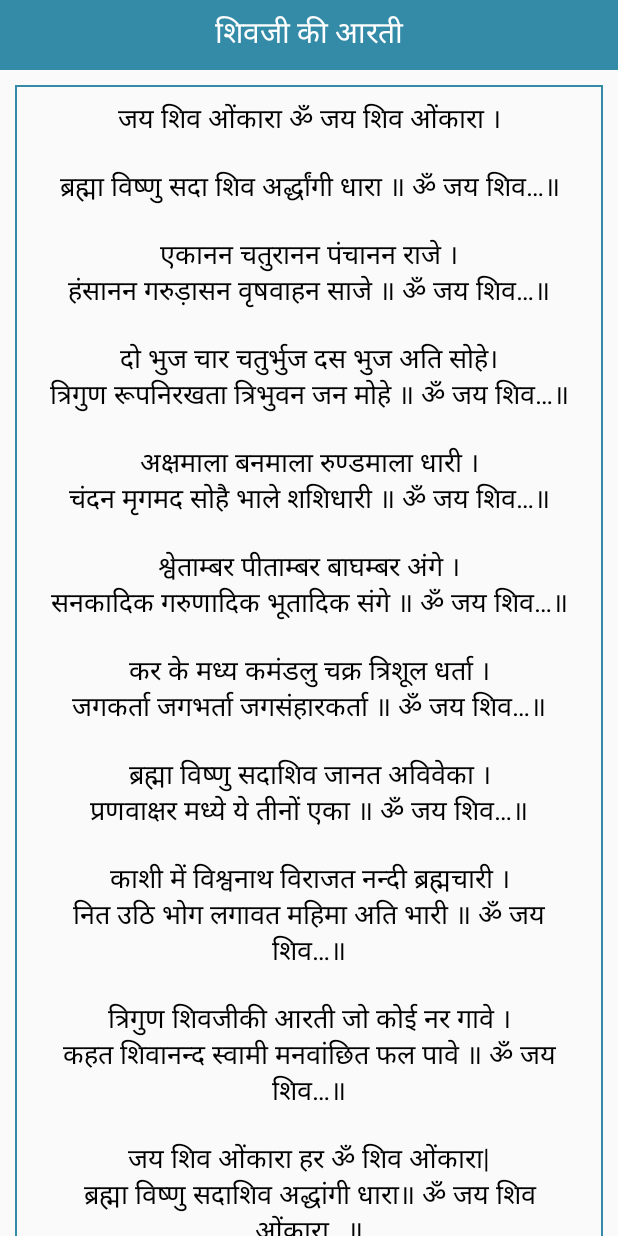
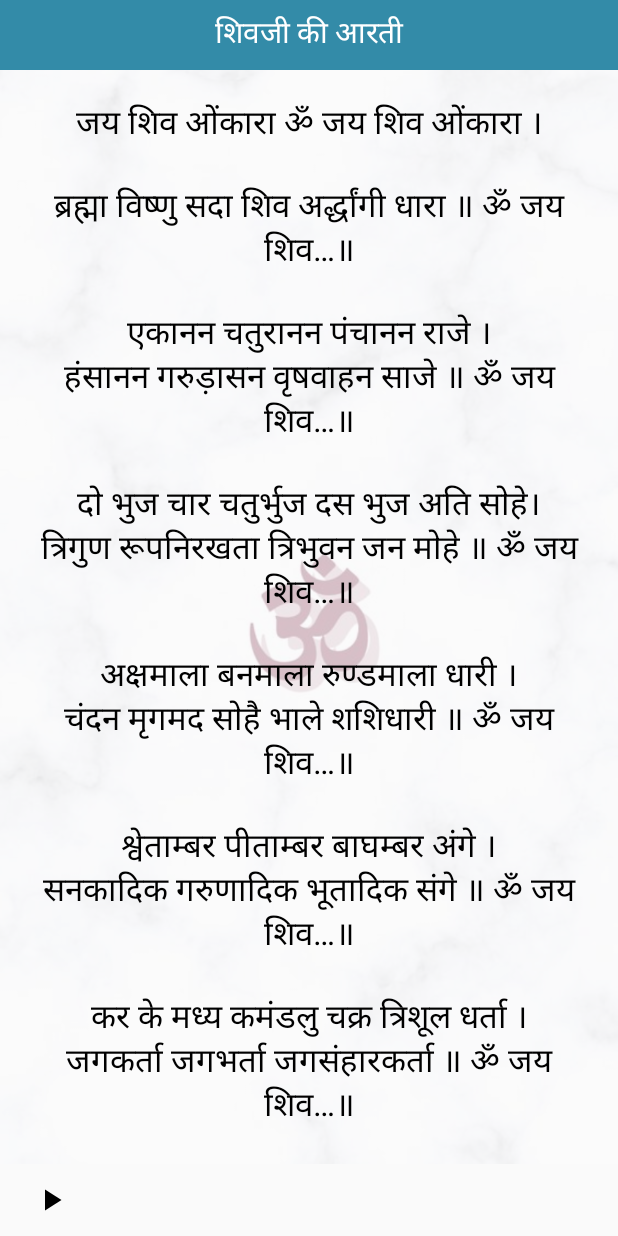
Before and after one commit to dishantkawatra/shiva-chalisa, an Android app built with Jetpack Compose: the screen it shows after launch (ShowDetail), after a tap on "शिवजी की आरती", on a phone screen of 412 x 824 dp. Run offline under Robolectric (Android 15) with nearby library versions, the phone set to English and light mode, and no system bars.

Commit message:
first commit

```diff
--- a/app/src/main/java/com/shivchalisa/MainActivity.kt
+++ b/app/src/main/java/com/shivchalisa/MainActivity.kt
@@ -40,9 +40,9 @@ class MainActivity : ComponentActivity() {
                     .fillMaxWidth()
                     .fillMaxHeight()
             ) {
-                ShowView()
-                ShowImage()
-                BarkHomeContent()
+                showView()
+                showImage()
+                ShowListItem()
 
             }
 
@@ -52,7 +52,7 @@ class MainActivity : ComponentActivity() {
 
 
     @Composable
-     fun ShowView() {
+     fun showView() {
         Text(
             text = stringResource(R.string.text_toolbar_title),
             color = Color("#FFFFFF".toColorInt()),
@@ -67,29 +67,33 @@ class MainActivity : ComponentActivity() {
     }
 
 
+
     @Composable
-    fun PuppyListItem(emp: EmployDetails) {
+    fun ListItemView(emp: EmployDetails) {
         Card(
-            elevation = 6.dp, backgroundColor = Color("#338BA8".toColorInt()), modifier = Modifier
-                .padding(10.dp)
-                .clickable { openNewData(emp.description,emp.title) }
+            elevation = 4.dp, backgroundColor = Color("#338BA6".toColorInt()), modifier = Modifier
+                .padding(1.5.dp)
+                .clickable { showDetails(emp.description,emp.title,emp.id) }
                 .fillMaxWidth()
-                .height(50.dp)
+                .height(45.dp)
         ) {
+
             Column(
                 verticalArrangement = Arrangement.Center,
-                horizontalAlignment = Alignment.CenterHorizontally
-            ) {
-                Text(text = emp.title, style = typography.h6, color = Color("#FFFFFF".toColorInt()))
+
+                horizontalAlignment = Alignment.CenterHorizontally)
+            {
+                Text(text = emp.title, modifier = Modifier.padding(start = 10.dp),
+                            textAlign = TextAlign.Center, style = typography.h6, color = Color("#FFFFFF".toColorInt()))
 
             }
         }
 
 
     }
-
+    @Preview
     @Composable
-    fun BarkHomeContent() {
+    fun ShowListItem() {
         val puppies = remember { ModelDataClass.EmployDetailsList }
         LazyColumn(
             contentPadding = PaddingValues(horizontal = 8.dp, vertical = 4.dp)
@@ -97,24 +101,25 @@ class MainActivity : ComponentActivity() {
             items(
                 items = puppies,
                 itemContent = {
-                    PuppyListItem(emp = it)
+                    ListItemView(emp = it)
                 })
         }
     }
 
 
-    private fun openNewData(description: String, title: String)
+    private fun showDetails(description: String, title: String, id: Int)
     {
         val i = Intent(this@MainActivity, ShowDetail::class.java)
         i.putExtra(getString(R.string.text_desc), description)
         i.putExtra(getString(R.string.text_title), title)
+        i.putExtra(getString(R.string.id), id)
         startActivity(i)
     }
 
 
     @Preview
     @Composable
-    private fun ShowImage() {
+    private fun showImage() {
         Image(
             painter = painterResource(R.drawable.shiv),
             contentDescription = "Shiv Image",
--- a/app/src/main/java/com/shivchalisa/ShowDetail.kt
+++ b/app/src/main/java/com/shivchalisa/ShowDetail.kt
@@ -1,13 +1,18 @@
 package com.shivchalisa
+
+import android.media.MediaPlayer
 import android.os.Bundle
 import androidx.activity.ComponentActivity
 import androidx.activity.compose.setContent
 import androidx.compose.foundation.*
 import androidx.compose.foundation.layout.*
+import androidx.compose.material.IconButton
 import androidx.compose.material.MaterialTheme
 import androidx.compose.material.Text
 import androidx.compose.runtime.Composable
+
 import androidx.compose.ui.Modifier
+import androidx.compose.ui.draw.alpha
 import androidx.compose.ui.graphics.Color
 import androidx.compose.ui.layout.ContentScale
 import androidx.compose.ui.res.painterResource
@@ -20,7 +25,19 @@ import androidx.core.graphics.toColorInt
 import com.shivchalisa.presentation.AppTheme
 import com.shivkichalisa.R
 
+
+
+
+import androidx.compose.foundation.rememberScrollState
+import androidx.compose.foundation.verticalScroll
+import androidx.compose.runtime.*
+
 class ShowDetail : ComponentActivity() {
+    private lateinit var mp: MediaPlayer
+    private var id: Int = 0
+    private val Chalisa: Int = 2
+    private var playPause: Boolean = false
+    var isClicked by mutableStateOf(false)
     override fun onCreate(savedInstanceState: Bundle?) {
         super.onCreate(savedInstanceState)
         setContent {
@@ -29,56 +46,130 @@ class ShowDetail : ComponentActivity() {
                     .fillMaxWidth()
                     .fillMaxHeight()
             ) {
+                intent.getIntExtra(getString(R.string.id), 0).let {
+                    id = it
+
+                }
                 intent.getStringExtra(getString(R.string.text_title))?.let {
                     ShowTopView(it)
                 }
-
-                intent.getStringExtra(getString(
+                intent.getStringExtra(
+                    getString(
                         R
-                    .string.text_desc))?.let {
+                            .string.text_desc
+                    )
+                )?.let {
                     ShowShivDetail(it)
                 }
 
+
+                if (id == Chalisa) {
+
+                    playSound()
                 }
             }
+        }
+    }
+
+
+    private fun playSound() {
+        mp = MediaPlayer.create(this, R.raw.shiv_aarti)
+        //  mp.start()
+    }
+
+    override fun onStop() {
+        super.onStop()
+        if (this::mp.isInitialized) {
+            mp.release()
+        }
+
     }
 
     @Composable
     private fun ShowShivDetail(data: String) {
         AppTheme(isSystemInDarkTheme()) {
-            Column() {
+            Column {
+
+                Box(
+                    modifier = Modifier
+                        .weight(2f)
+                        .fillMaxWidth()
+                        .fillMaxHeight()
+                ) {
+                    ShowImage()
                     Text(
                         text = data,
                         style = TextStyle(color = MaterialTheme.colors.onPrimary),
-                    fontSize = 18.sp,
+                        fontSize = 22.sp,
                         textAlign = TextAlign.Center,
                         modifier = Modifier
                             .verticalScroll(rememberScrollState(), true)
                             .fillMaxWidth()
                             .padding(10.dp)
-                        .border(1.dp, Color("#338BA8".toColorInt()))
                             .padding(12.dp)
                             .fillMaxHeight()
 
                     )
                 }
+
+                if (id == Chalisa) {
+                    IconButton(onClick = {
+
+                        if(mp.isPlaying)
+                        {
+                            mp.pause()
+
+
+                        }
+                        else
+                        {
+                            mp.start()
+                        }
+
+                        isClicked=!isClicked
+                    },
+                        modifier = Modifier.padding(start = 10.dp), content = {
+                            Image(
+                                painter = painterResource(
+                                    id = playPause()
+
+                                ), contentDescription = "playPause"
+                            )
+
+
+                        })
+
                 }
 
 
             }
 
 
+        }
+
+
+    }
+
+    @Composable
+    private fun playPause() = if (!isClicked) {
+        R.drawable.ic_play
+    } else {
+        R.drawable.pause_icon
+    }
 
 
     @Preview
     @Composable
     private fun ShowImage() {
         Image(
-            painter = painterResource(R.drawable.shiv),
+            painter = painterResource(R.drawable.detail_background_image),
             contentDescription = "Shiv Image",
+
             contentScale = ContentScale.Crop,
             modifier = Modifier
                 .fillMaxWidth()
+                .alpha(0.3f)
+                .fillMaxHeight()
 
         )
     }
--- a/app/src/main/java/com/shivchalisa/model/ModelDataClass.kt
+++ b/app/src/main/java/com/shivchalisa/model/ModelDataClass.kt
@@ -168,6 +168,79 @@ object ModelDataClass {
                     "जय शिव ओंकारा हर ॐ शिव ओंकारा|\n" +
                     "ब्रह्मा विष्णु सदाशिव अद्धांगी धारा॥ ॐ जय शिव ओंकारा…॥",
             ),
+
+
+        EmployDetails(
+            id = 6,
+            title = "सोमनाथ मंदिर आरती",
+            description = "Ho Someshwar dev bhodiya, karu tamari sev\n" +
+                    "Jataama vase maat gangev, pateet ne pavan karati\n" +
+                    "Paravati na pati, todale rame gun no pati\n" +
+                    "Jaap nit jape jati ne sati\n" +
+                    "Aarti roj utarti, ........\n\n" +
+                    "Kad tana cho kad, kanth ma zuli rahya kankal\n" +
+                    "Ang par rame vikhandhar vyad, manidhar maniyal kada\n" +
+                    "Garal dharal nilakanth dhatura, Bhang tript aa kanth\n" +
+                    "Nishachar bhoot pret na chant, Bhayankar bhuril kada\n" +
+                    "Aarti roj utarti, ........\n\n" +
+                    "Nirmal jal ni dhar, dhare koi bilipatra upahaar\n" +
+                    "Shivay om Namahh kare ucchar, dhayn shankar no dhare\n" +
+                    "Dharm arth ne kaam moksh, shah charu fal ne shaam\n" +
+                    "Shada shiv haam daam ne thaam, samarpe sevak dware\n" +
+                    "Aarti roj utarti, ........\n" +
+                    "Sthan bhumi shmashan, durjati dhare alkharo dhyan\n" +
+                    "Digambar mahadev bhagwan, ajan ma akad anupam\n" +
+                    "Dev daitya ne naag manvi, koina pame taad\n" +
+                    "Ajarvar tara gunalay thay, samarpe shambhu dam dam\n" +
+                    "Aarti roj utarti, ........\n\n" +
+                    "Jata jut me chandra, trilochan agan jaad par chant\n" +
+                    "Trishul par damaru daak bajant, vaas kailash nivasi\n" +
+                    "Bhav har bhavra nath sadhara, sath vada samrat\n" +
+                    "Adhau har anaath handa nath, taad tal bhavri faasi\n" +
+                    "Aarti roj utarti, ........\n\n" +
+                    "Chale chaud hi lok, pukarat nam mite sab shok\n" +
+                    "Charit banchay jagat re chok, ke jai ho pinak pani\n" +
+                    "Algari ucharang dhari gun gaay kari man chant\n" +
+                    "Rakhie nath triloki rang, vadat neet vimal vaani\n" +
+                    "Aarti roj utarti, ........\n\n\n" +
+                    "Om Namah Shivaay!"
+
+        ),
+
+        EmployDetails(
+            id = 7,
+            title = "केदारनाथ आरती",
+            description = "जय केदार उदार शंकर, मन भयंकर दुख हरम्,\n" +
+                    "\n" +
+                    "गौरी गणपति स्कंद नंदी, श्री केदार नमाम्यहम्।\n" +
+                    "\n" +
+                    "शैली सुंदर अति हिमालय, शुभ मंदिर सुंदरम्,\n" +
+                    "\n" +
+                    "निकट मंदाकिनी सरस्वती जय केदार नमाम्यहम्।\n" +
+                    "\n" +
+                    "उदक कुंड है अधम पावन रेतस कुंज मनोहरम्,\n" +
+                    "\n" +
+                    "हंस कुंड समीप सुंदर जै केदार नमाम्यहम्।\n" +
+                    "\n" +
+                    "अन्नपूर्णा सहं अर्पणा काल भैरव शोभितम्,\n" +
+                    "\n" +
+                    "पंच पांडव द्रोपदी सम जै केदार नमाम्यहम्।\n" +
+                    "\n" +
+                    "शिव दिगंबर भस्मधारी अर्द्धचंद्र विभुषितम्\n" +
+                    "\n" +
+                    "शीश गंगा कंठ फणिपति जै केदार नमाम्यहम्।\n" +
+                    "\n" +
+                    "कर त्रिशूल विशाल डमरू ज्ञान गान विशारद्\u200D,\n" +
+                    "\n" +
+                    "मदमहेश्वर तुंग ईश्वर रूद्र कल्प गान महेश्वरम्।\n" +
+                    "\n" +
+                    "पंच धन्य विशाल आलय जै केदार नमाम्यहम्,\n" +
+                    "\n" +
+                    "नाथ पावन है विशालम् पुण्यप्रद हर दर्शनम्,\n" +
+                    "\n" +
+                    "जय केदार उदार शंकर पाप ताप नमाम्यहम्।"
+
+        ),
         EmployDetails(
             id = 3,
             title = "शिव मूल मंत्र",
@@ -251,7 +324,91 @@ object ModelDataClass {
             "आश्रम में रानी को देख दूतों ने राजा को बताया। तब राजा ने वहां जाकर गुसांईजी से कहा- महाराज! यह मेरी पत्नी है। मैंने इसका परित्याग कर दिया था। कृपया इसे मेरे साथ जाने की आज्ञा दें। शिवजी की कृपा से प्रतिवर्ष 16 सोमवार का व्रत करते हुए वे आनंद से रहने लगे और अंत में शिवलोक को प्राप्त हुए।\n" +
             " ",
 
-    )
+    ),
+
+
+
+        EmployDetails(
+            id = 6,
+            title = "श्री महाकाल आरती",
+            description = "श्री राजाधिराज महाराज अखिलकोटी  ब्रह्माण्ड के नायक \n" +
+                    "देवो के देव महादेव  कैलाश पति कालो के काल महाँकाल \n" +
+                    "केवडैश्वर की जय \n" +
+
+                    "\n" +
+                    "ओम केवडैश्वर महाँकाल \n" +
+                    "स्वामी जय शिव जय महाँकाल \n" +
+                    "ज्योर्तिलिंग स्वरूपम  ज्योर्तिलिंग स्वरूपम\n" +
+                    "तुम कालो के काल \n" +
+                    "ओम केवडैश्वर महाँकाल\n" +
+                    "मंगल मयी तेरा द्वारा \n" +
+                    "परम सिद्ध दरबार \n" +
+                    "भोले परम सिद्ध दरबार \n" +
+                    "केवड  केवल अजन्म \n" +
+                    "केवल केवड  अजन्म \n" +
+                    "विश्वरूप अवतार \n" +
+                    "ओम केवडैश्वर महाँकाल \n" +
+                    "\n" +
+                    "संग  विराजे गोरा चौखट  श्री गणनाथ     \n" +
+                    "भोले चौखट  श्री गणनाथ \n" +
+                    "सनमुख द्वार विराजे  \n" +
+                    "सनमुख द्वार विराजे श्री नन्दी जी  महाराज \n" +
+                    "ओम केवडैश्वर महाँकाल\n" +
+                    "\n" +
+                    "मूर्ति  स्वरूप तेम त्रेता \n" +
+                    "कामधेनु पावा \n" +
+                    "भोले कामधेनु पावा \n" +
+                    "चहेरे रूपमे हनुमंत चहेरे रूपमे हनुमंत  \n" +
+                    "करते या हापर्व   \n" +
+                    "\n" +
+                    "दुधाधारी  गुरुवर  \n" +
+                    "तेरे भज तं राम  \n" +
+                    "जगत हो एघोनीचे \n" +
+                    "जगत हो एघोनीचे \n" +
+                    "केवडैश्वर भगवान \n" +
+                    "ओम केवडैश्वर महाँकाल\n" +
+                    "\n" +
+                    "परम सिद्धह तेरे द्वारा \n" +
+                    "रज कन कन पावन  \n" +
+                    "भोले रज कन कन पावन  \n" +
+                    "मंन शान्ति  सुख दाता \n" +
+                    "मंन शान्ति  सुख दाता\n" +
+                    "अनुपम मन पावन    \n" +
+                    "केवडैश्वर महाँकाल\n" +
+                    "\n" +
+                    "सम्यक पूरे  तुम्हारे \n" +
+                    "परम बहत्रा देवा   \n" +
+                    "भोले परम बहत्रा देवा \n" +
+                    "तेरे शरण मे रहकर \n" +
+                    "तेरे शरण मे रहकर\n" +
+                    "करिएज  तेन  सेवा     \n" +
+                    "ओम केवडैश्वर महाँकाल\n" +
+                    "करे हम आरती तेरी श्रीधर मेघपुरी  \n" +
+                    "भोले श्रीधर मेघपुरी      \n" +
+                    "वागत ढोल नगारा \n" +
+                    "गुँजत जय जय कारा\n" +
+                    "त्रिभुवन त्रिपुरारी  \n" +
+                    "ओम केवडैश्वर महाँकाल\n" +
+                    "\n" +
+                    "केवडैश्वर जी की आरती  सुने जो जन गावे  \n" +
+                    "भोले सुने जो जन गावे  \n" +
+                    "तहमव हेत स्वरूप   \n" +
+                    "तहमव हेत स्वरूप जो मांगे पावे  \n" +
+                    "ओम केवडैश्वर महाँकाल\n" +
+                    "ओम केवडैश्वर महाँकाल\n" +
+                    "ओम केवडैश्वर महाँकाल\n" +
+                    "\n" +
+                    "करपूर गौरम करूणावतारम\n" +
+                    "संसार सारम भुजगेन्द्र हारम |\n" +
+                    "सदा वसंतम हृदयारविंदे\n" +
+                    "भवम भवानी सहितं नमामि ||\n" +
+                    "भवम भवानी सहितं नमामि ||\n" +
+                    "भवम भवानी सहितं नमामि ||"
+
+            ),
+
+
+
 
     )
 
--- /dev/null
+++ b/app/src/main/res/drawable-anydpi/ic_audio.xml
@@ -0,0 +1,11 @@
+<vector xmlns:android="http://schemas.android.com/apk/res/android"
+    android:width="24dp"
+    android:height="24dp"
+    android:viewportWidth="24"
+    android:viewportHeight="24"
+    android:tint="#333333"
+    android:alpha="0.6">
+  <path
+      android:fillColor="@android:color/white"
+      android:pathData="M12,3v9.28c-0.47,-0.17 -0.97,-0.28 -1.5,-0.28C8.01,12 6,14.01 6,16.5S8.01,21 10.5,21c2.31,0 4.2,-1.75 4.45,-4H15V6h4V3h-7z"/>
+</vector>
--- /dev/null
+++ b/app/src/main/res/drawable-anydpi/ic_play.xml
@@ -0,0 +1,11 @@
+<vector xmlns:android="http://schemas.android.com/apk/res/android"
+    android:width="24dp"
+    android:height="24dp"
+    android:viewportWidth="24"
+    android:viewportHeight="24"
+    android:tint="#FF000000"
+    >
+  <path
+      android:fillColor="@android:color/black"
+      android:pathData="M8,5v14l11,-7z"/>
+</vector>
--- /dev/null
+++ b/app/src/main/res/drawable/pause_icon.xml
@@ -0,0 +1,12 @@
+<vector xmlns:android="http://schemas.android.com/apk/res/android"
+    android:width="24dp"
+    android:height="24dp"
+    android:viewportWidth="512"
+    android:viewportHeight="512">
+  <path
+      android:fillColor="#FF000000"
+      android:pathData="M224,435.8V76.1c0,-6.7 -5.4,-12.1 -12.2,-12.1h-71.6c-6.8,0 -12.2,5.4 -12.2,12.1v359.7c0,6.7 5.4,12.2 12.2,12.2h71.6C218.6,448 224,442.6 224,435.8z"/>
+  <path
+      android:fillColor="#FF000000"
+      android:pathData="M371.8,64h-71.6c-6.7,0 -12.2,5.4 -12.2,12.1v359.7c0,6.7 5.4,12.2 12.2,12.2h71.6c6.7,0 12.2,-5.4 12.2,-12.2V76.1C384,69.4 378.6,64 371.8,64z"/>
+</vector>
--- a/app/src/main/res/values/strings.xml
+++ b/app/src/main/res/values/strings.xml
@@ -3,4 +3,5 @@
     <string name="text_toolbar_title">हर हर महादेव</string>
     <string name="text_desc">description</string>
     <string name="text_title">title</string>
+    <string name="id">id</string>
 </resources>
```
Also changed, not shown: app/src/main/res/drawable-hdpi/ic_audio.png (added), app/src/main/res/drawable-mdpi/ic_audio.png (added), app/src/main/res/drawable-xhdpi/ic_audio.png (added), app/src/main/res/drawable-xxhdpi/ic_audio.png (added), app/src/main/res/drawable/detail_background_image.jpg (added), 1 other file. Lines whose indentation alone changed are shown as unchanged.
